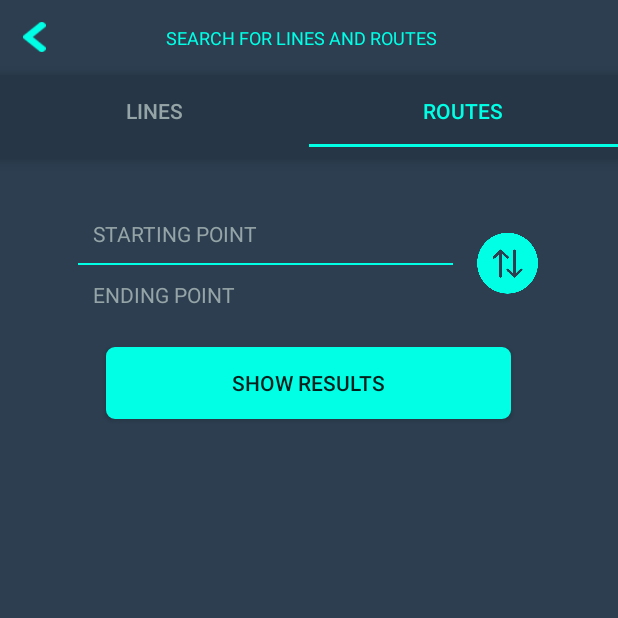
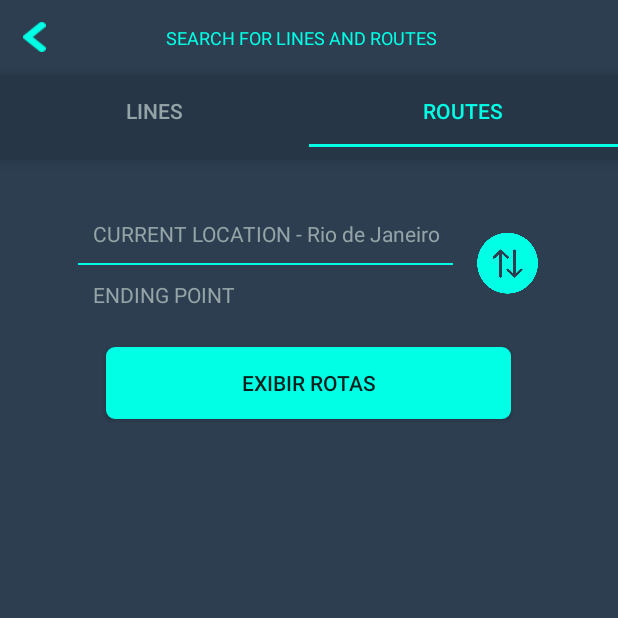
Before and after one commit to alanlyra/PDO, an Android app: the ExibeOnibusProximosFragment screen opened directly, with no data from a screen before it, after a tap on "ROTAS A PARTIR DAQUI", on a phone screen of 412 x 824 dp, the top half of it. Run offline under Robolectric (Android 15) with nearby library versions, the phone set to English and light mode, and no system bars; libraries missing offline, so code that uses them is left out: com.sothree.slidinguppanel; 2 statements that could not run were skipped.

Commit message:
Modificações de estrutura, layout e funcionalidades

```diff
--- a/app/src/main/java/br/com/anso/pdo/linhasdoponto/LinhasdopontoActivity.java
+++ b/app/src/main/java/br/com/anso/pdo/linhasdoponto/LinhasdopontoActivity.java
@@ -178,11 +178,11 @@ public class LinhasdopontoActivity extends VDOAppCompatActivity implements ILinh
 
                     public boolean onMenuItemClick(MenuItem item) {
                         switch (item.getItemId()) {
-                            case R.id.favoritar:
+                            /*case R.id.favoritar:
                                 favorito = new Favorito();
                                 favorito.atualizaFavoritos(getBaseContext(), linha);
 
-                                return true;
+                                return true;*/
                             case R.id.itinerario:
                                 appSingleton.setRouteNameExibirIitnerario(linha.getRouteName());
                                 appSingleton.setServicoExibirIitnerario(linha.getServico());
--- a/app/src/main/java/br/com/anso/pdo/principal/ExibeOnibusProximosFragment.java
+++ b/app/src/main/java/br/com/anso/pdo/principal/ExibeOnibusProximosFragment.java
@@ -79,6 +79,10 @@ public class ExibeOnibusProximosFragment extends Fragment implements OnMapReadyC
     private Button outraslinhas;
     private Button outrasrotas;
     private ImageView backfromlist;
+    private String endereco = "";
+    private boolean partida = true;
+    private boolean atual = false;
+    private String enderecoAtual;
 
     private AppSingleton appSingleton = AppSingleton.getApp();
     private Usuario usuario;
@@ -111,7 +115,7 @@ public class ExibeOnibusProximosFragment extends Fragment implements OnMapReadyC
         backfromlist = (ImageView) view.findViewById(R.id.backfromlist);
         layout = (SlidingUpPanelLayout) view.findViewById(R.id.sliding_layouttab1);
 
-
+        enderecoAtual = getResources().getString(R.string.localizacao_atual);
 
         bar = (LinearLayout) view.findViewById(R.id.barLinear);
 
@@ -138,10 +142,7 @@ public class ExibeOnibusProximosFragment extends Fragment implements OnMapReadyC
         rotasdaqui.setOnClickListener(new View.OnClickListener() {
             @Override
             public void onClick(View v) {
-                appSingleton.setAbaDefault(1);
-                Intent i;
-                i = new Intent(ExibeOnibusProximosFragment.this.getActivity(), BuscaLinhaRotaActivity.class);
-                startActivity(i);
+                definirPosicaoAtual();
             }
         });
 
@@ -334,11 +335,11 @@ public class ExibeOnibusProximosFragment extends Fragment implements OnMapReadyC
                     public boolean onMenuItemClick(MenuItem item) {
 
                         switch (item.getItemId()) {
-                            case R.id.favoritar:
+                           /* case R.id.favoritar:
                                 favorito = new Favorito();
                                 favorito.atualizaFavoritos(getContext(), linha);
 
-                                return true;
+                                return true;*/
                             case R.id.itinerario:
                                 appSingleton.setRouteNameExibirIitnerario(linha.getRouteName());
                                 appSingleton.setServicoExibirIitnerario(linha.getServico());
@@ -495,4 +496,57 @@ public class ExibeOnibusProximosFragment extends Fragment implements OnMapReadyC
         presenter.carregarLinhasProximas(usuario.getPosicao(), this.getContext());
     }
 
+    private void enderecoSelecionado(String selecionado) {
+
+
+        endereco = selecionado;
+        setEnderecos(endereco,endereco);
+
+        Util.executaCallback("enderecoSelecionado", this);
+
+        appSingleton.setAbaDefault(1);
+        Intent i;
+        i = new Intent(ExibeOnibusProximosFragment.this.getActivity(), BuscaLinhaRotaActivity.class);
+        startActivity(i);
+    }
+
+    public void setEnderecos(String endereco, String enderecoWS){
+        if(partida) {
+            appSingleton.setEnderecoOrigem(endereco, enderecoWS);
+        }
+        else{
+            appSingleton.setEnderecoDestino(endereco, enderecoWS);
+        }
+    }
+
+    public String getEndereco() {
+
+        if (atual) {
+            return enderecoAtual;
+        } else {
+            return endereco;
+
+        }
+    }
+
+
+    public LatLng getPosicao(){
+        return Usuario.getInstance().getPosicao();
+    }
+
+    public void definirPosicaoAtual(){
+        atual = true;
+        String pontoWS = "POINT(";
+        double lat = getPosicao().latitude;
+        double lon = getPosicao().longitude;
+        pontoWS=pontoWS+lon+" "+lat+")";
+        enderecoSelecionado(pontoWS);
+        if(partida) {
+            appSingleton.setEnderecoOrigem(enderecoAtual, pontoWS);
+        }
+        else{
+            appSingleton.setEnderecoDestino(enderecoAtual, pontoWS);
+        }
+    }
+
 }
--- a/app/src/main/java/br/com/anso/pdo/principal/ExibePontosProximosFragment.java
+++ b/app/src/main/java/br/com/anso/pdo/principal/ExibePontosProximosFragment.java
@@ -293,11 +293,11 @@ public class ExibePontosProximosFragment extends Fragment implements OnMapReadyC
 
                     public boolean onMenuItemClick(MenuItem item) {
                         switch (item.getItemId()) {
-                            case R.id.favoritarponto:
+                            /*case R.id.favoritarponto:
                                 favorito = new Favorito();
                                 favorito.atualizaFavoritos(getContext(), ponto);
 
-                                return true;
+                                return true;*/
                             case R.id.linhasponto:
                                 appSingleton.setEnderecoPonto(ponto.getEndereco());
                                 appSingleton.setIdPonto(ponto.getIdPonto());
--- a/app/src/main/java/br/com/anso/pdo/principal/PrincipalActivity.java
+++ b/app/src/main/java/br/com/anso/pdo/principal/PrincipalActivity.java
@@ -38,7 +38,6 @@ public class PrincipalActivity extends VDOAppCompatActivity implements Navigatio
     private Toolbar toolbar;
     private DrawerLayout drawer;
     public static TextView numeroLinhasProximas;
-
     private ExibeOnibusProximosFragment tab1;
     private ExibePontosProximosFragment tab2;
 
@@ -59,6 +58,8 @@ public class PrincipalActivity extends VDOAppCompatActivity implements Navigatio
 
         TabLayout tabLayout = (TabLayout) findViewById(R.id.tabs);
         if(tabLayout!=null) tabLayout.setupWithViewPager(viewPager);
+
+        drawer.setDrawerLockMode(DrawerLayout.LOCK_MODE_LOCKED_CLOSED);
 
     }
 
@@ -158,20 +159,20 @@ public class PrincipalActivity extends VDOAppCompatActivity implements Navigatio
 
         if (id == R.id.onibusproximos) {
             // Handle the action
-        } else if (id == R.id.favoritos) {
+        } /*else if (id == R.id.favoritos) {
             Intent i;
             i = new Intent(PrincipalActivity.this, FavoritoActivity.class);
             startActivity(i);
-        } /*else if (id == R.id.config) {
+        } *//*else if (id == R.id.config) {
 
         } else if (id == R.id.share) {
 
-        }*/ else if (id == R.id.avaliarapp) {
+        }*/ /*else if (id == R.id.avaliarapp) {
             String url = "https://play.google.com/store/apps/details?id=br.com.fetranspor.vadeonibus";
             Intent i = new Intent(Intent.ACTION_VIEW);
             i.setData(Uri.parse(url));
             startActivity(i);
-        }
+        }*/
 
         drawer = (DrawerLayout) findViewById(R.id.drawer_layout);
         if(drawer!=null) drawer.closeDrawer(GravityCompat.START);
--- a/app/src/main/java/br/com/anso/pdo/resultadoListaItinerario/ResultadoListaItinerarioActivity.java
+++ b/app/src/main/java/br/com/anso/pdo/resultadoListaItinerario/ResultadoListaItinerarioActivity.java
@@ -166,11 +166,11 @@ public class ResultadoListaItinerarioActivity extends Activity implements IResul
 
                     public boolean onMenuItemClick(MenuItem item) {
                         switch (item.getItemId()) {
-                            case R.id.favoritar:
+                            /*case R.id.favoritar:
                                 favorito = new Favorito();
                                 favorito.atualizaFavoritos(getBaseContext(), linha);
 
-                                return true;
+                                return true;*/
                             case R.id.itinerario:
                                 app.setRouteNameExibirIitnerario(linha.getRouteName());
                                 app.setServicoExibirIitnerario(linha.getServico());
--- a/app/src/main/res/layout/fragment_principal_tab1.xml
+++ b/app/src/main/res/layout/fragment_principal_tab1.xml
@@ -19,7 +19,6 @@
 
             sothree:umanoShadowHeight="10dp"
             sothree:umanoPanelHeight="0dp"
-            sothree:umanoAnchorPoint="0.5"
             sothree:umanoParallaxOffset="10dp"
             sothree:umanoScrollableView="@+id/list"
 
@@ -49,7 +48,7 @@
                 android:paddingRight="10dp"/>
 
                 <Button
-                    android:layout_width="220dp"
+                    android:layout_width="250dp"
                     android:layout_height="37dp"
                     android:id="@+id/linhas_desse_ponto"
                     android:layout_gravity="left|bottom"
@@ -65,7 +64,7 @@
                     android:paddingRight="10dp"/>
 
                 <Button
-                    android:layout_width="220dp"
+                    android:layout_width="250dp"
                     android:layout_height="37dp"
                     android:id="@+id/rotasdaqui"
                     android:layout_gravity="left|bottom"
--- a/app/src/main/res/layout/tab1_fragment.xml
+++ b/app/src/main/res/layout/tab1_fragment.xml
@@ -56,7 +56,7 @@
         <Button
             android:layout_width="270dp"
             android:layout_height="wrap_content"
-            android:text="@string/exibir_resultados"
+            android:text="@string/pesquisar_por_linha"
             android:id="@+id/buttonExibirResultado"
             android:background="@drawable/cornerborder"
             android:layout_gravity="center_horizontal"
--- a/app/src/main/res/layout/tab2_fragment.xml
+++ b/app/src/main/res/layout/tab2_fragment.xml
@@ -77,7 +77,7 @@
         <Button
             android:layout_width="270dp"
             android:layout_height="wrap_content"
-            android:text="@string/exibir_resultados"
+            android:text="@string/exibir_rotas"
             android:id="@+id/button"
             android:layout_below="@+id/localDestinoPontosEstacoes"
             android:layout_toRightOf="@+id/textView9"
--- a/app/src/main/res/menu/activity_main_menu_drawer.xml
+++ b/app/src/main/res/menu/activity_main_menu_drawer.xml
@@ -7,7 +7,7 @@
             android:icon="@drawable/bus"
             android:title="@string/onibus_proximos" />
 
-        <item
+       <!-- <item
             android:id="@+id/favoritos"
             android:icon="@drawable/newbadge"
             android:title="@string/favoritos" />
@@ -15,7 +15,7 @@
         <item
             android:id="@+id/avaliarapp"
             android:icon="@drawable/badge2"
-            android:title="@string/avaliar_app" />
+            android:title="@string/avaliar_app" />-->
         <!--<item
             android:id="@+id/config"
             android:icon="@drawable/engine"
--- a/app/src/main/res/menu/activity_main_menu_drawer_part3.xml
+++ b/app/src/main/res/menu/activity_main_menu_drawer_part3.xml
@@ -3,13 +3,13 @@
 
     <group android:checkableBehavior="single">
 
-        <item
+        <!--<item
             android:id="@+id/nav_private"
             android:title="@string/pol_tica_de_privacidade" />
         <item
             android:id="@+id/nav_service"
             android:title="@string/termos_de_servi_o" />
-
+-->
 
     </group>
 </menu>
--- a/app/src/main/res/menu/pop_up_favoritos.xml
+++ b/app/src/main/res/menu/pop_up_favoritos.xml
@@ -1,10 +1,10 @@
 <?xml version="1.0" encoding="utf-8"?>
 <menu xmlns:android="http://schemas.android.com/apk/res/android">
 
-    <item
+   <!-- <item
         android:id="@+id/favoritar"
         android:title="@string/excluir" />
-
+-->
     <item android:id="@+id/itinerario"
         android:title="@string/excluir_tudo" />
 </menu>
--- a/app/src/main/res/menu/popup_filters.xml
+++ b/app/src/main/res/menu/popup_filters.xml
@@ -1,11 +1,11 @@
 <?xml version="1.0" encoding="utf-8"?>
 <menu xmlns:android="http://schemas.android.com/apk/res/android">
 
-    <item
+   <!-- <item
         android:id="@+id/favoritar"
         android:icon="@drawable/badge3"
         android:title="@string/favoritar_essa_linha" />
-
+-->
     <item android:id="@+id/itinerario"
         android:icon="@drawable/itinerary"
         android:title="@string/visualizar_itiner_rio_da_linha" />
--- a/app/src/main/res/menu/popup_filters_pontos.xml
+++ b/app/src/main/res/menu/popup_filters_pontos.xml
@@ -1,11 +1,11 @@
 <?xml version="1.0" encoding="utf-8"?>
 <menu xmlns:android="http://schemas.android.com/apk/res/android">
 
-    <item
+  <!--  <item
         android:id="@+id/favoritarponto"
         android:icon="@drawable/badge3"
         android:title="@string/favoritar_esse_ponto" />
-
+-->
     <item android:id="@+id/linhasponto"
         android:icon="@drawable/bus4"
         android:title="@string/visualizar_linhas_desse_ponto" />
--- a/app/src/main/res/values/strings.xml
+++ b/app/src/main/res/values/strings.xml
@@ -121,8 +121,10 @@
     <string name="tutorial6">SEARCH FOR NAME OR NUMBER OF THE LINE</string>
     <string name="skip">SKIP</string>
     <string name="concluido">DONE</string>
-    <string name="linhas_desse_ponto">LINHAS DESSE PONTO</string>
+    <string name="linhas_desse_ponto">LINHAS DESTE PONTO</string>
     <string name="rotas_daqui">ROTAS A PARTIR DAQUI</string>
     <string name="outras_linhas">OUTRAS LINHAS</string>
     <string name="outras_rotas">OUTRAS ROTAS</string>
+    <string name="pesquisar_por_linha">PESQUISAR POR LINHA</string>
+    <string name="exibir_rotas">EXIBIR ROTAS</string>
 </resources>
--- a/app/src/main/res/values/styles.xml
+++ b/app/src/main/res/values/styles.xml
@@ -11,6 +11,7 @@
     <style name="AppTheme.NoActionBar">
         <item name="windowActionBar">false</item>
         <item name="windowNoTitle">true</item>
+        <item name="android:windowFullscreen">true</item>
         <item name="android:itemBackground">@android:color/white</item>
     </style>
 
```
Also changed, not shown: app/src/main/java/br/com/anso/pdo/favoritos/FavoritoActivity.java (+4 -4 lines), 2 other files.
